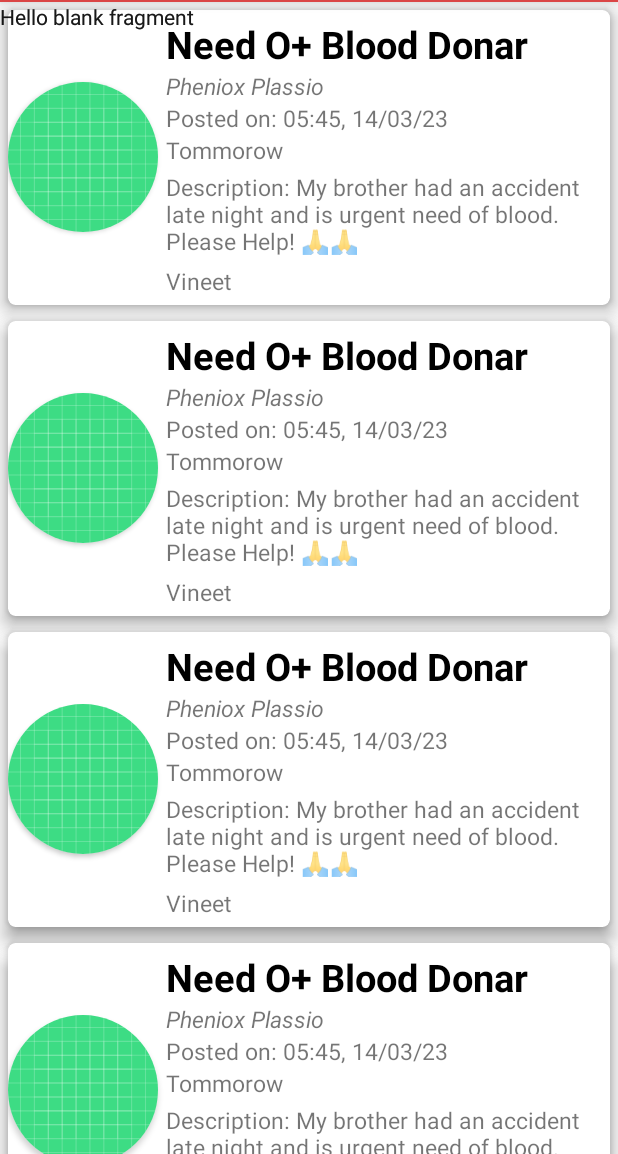
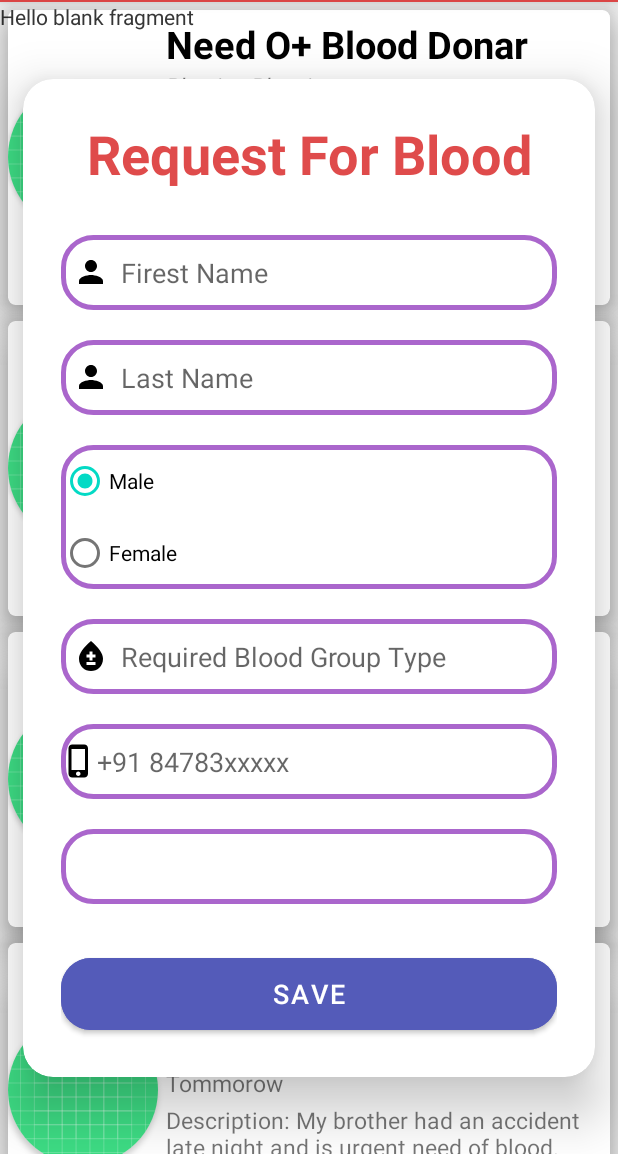
Before and after one commit to AndroidLord/BloodLink, an Android app: the HomeFragment screen opened directly, with no data from a screen before it, in the side drawer, after a tap on "Request Blood", on a phone screen of 412 x 824 dp, the part 82-1236 px from its top. Run offline under Robolectric (Android 15) with nearby library versions, the phone set to English and light mode, and no system bars.

Commit message:
fragment_request_blood.xml: Created the prototype layout of this fragment, check it guys

```diff
--- a/app/src/main/AndroidManifest.xml
+++ b/app/src/main/AndroidManifest.xml
@@ -31,7 +31,9 @@
             android:exported="false"/>
         <activity
             android:name=".LoginActivity"
-            android:exported="false" />
+            android:exported="false">
+
+        </activity>
     </application>
 
 </manifest>
--- /dev/null
+++ b/app/src/main/res/drawable/baseline_bloodtype_24.xml
@@ -0,0 +1,5 @@
+<vector android:height="24dp" android:tint="#000000"
+    android:viewportHeight="24" android:viewportWidth="24"
+    android:width="24dp" xmlns:android="http://schemas.android.com/apk/res/android">
+    <path android:fillColor="@android:color/white" android:pathData="M12,2c-5.33,4.55 -8,8.48 -8,11.8c0,4.98 3.8,8.2 8,8.2s8,-3.22 8,-8.2C20,10.48 17.33,6.55 12,2zM15,18H9v-2h6V18zM15,13h-2v2h-2v-2H9v-2h2V9h2v2h2V13z"/>
+</vector>
--- /dev/null
+++ b/app/src/main/res/drawable/baseline_email_24.xml
@@ -0,0 +1,5 @@
+<vector android:height="24dp" android:tint="#000000"
+    android:viewportHeight="24" android:viewportWidth="24"
+    android:width="24dp" xmlns:android="http://schemas.android.com/apk/res/android">
+    <path android:fillColor="@android:color/white" android:pathData="M20,4L4,4c-1.1,0 -1.99,0.9 -1.99,2L2,18c0,1.1 0.9,2 2,2h16c1.1,0 2,-0.9 2,-2L22,6c0,-1.1 -0.9,-2 -2,-2zM20,8l-8,5 -8,-5L4,6l8,5 8,-5v2z"/>
+</vector>
--- /dev/null
+++ b/app/src/main/res/drawable/baseline_phone_iphone_24.xml
@@ -0,0 +1,5 @@
+<vector android:height="24dp" android:tint="#000000"
+    android:viewportHeight="24" android:viewportWidth="24"
+    android:width="24dp" xmlns:android="http://schemas.android.com/apk/res/android">
+    <path android:fillColor="@android:color/white" android:pathData="M15.5,1h-8C6.12,1 5,2.12 5,3.5v17C5,21.88 6.12,23 7.5,23h8c1.38,0 2.5,-1.12 2.5,-2.5v-17C18,2.12 16.88,1 15.5,1zM11.5,22c-0.83,0 -1.5,-0.67 -1.5,-1.5s0.67,-1.5 1.5,-1.5 1.5,0.67 1.5,1.5 -0.67,1.5 -1.5,1.5zM16,18L7,18L7,4h9v14z"/>
+</vector>
--- a/app/src/main/res/layout/activity_create.xml
+++ b/app/src/main/res/layout/activity_create.xml
@@ -46,13 +46,10 @@
                 android:drawableStart="@drawable/baseline_person_24"
                 android:drawablePadding="8dp"
                 android:hint="@string/username"
+                android:inputType="textAutoComplete"
                 android:padding="8dp"
                 android:textColor="@color/black"
-                android:textColorHighlight="@color/cardview_dark_background"
-                android:inputType="textAutoComplete"/>
-
-
-
+                android:textColorHighlight="@color/cardview_dark_background" />
 
             <EditText
                 android:id="@+id/emailEditText_create"
--- a/app/src/main/res/layout/activity_splash.xml
+++ b/app/src/main/res/layout/activity_splash.xml
@@ -14,9 +14,6 @@ tools:context="SplashActivity">
     android:layout_width="wrap_content"
     android:layout_height="400dp"
     android:layout_marginTop="150dp"
-
-
-
     app:lottie_autoPlay="true"
     app:lottie_loop="false"
     app:lottie_rawRes="@raw/blood"
--- a/app/src/main/res/layout/fragment_request_blood.xml
+++ b/app/src/main/res/layout/fragment_request_blood.xml
@@ -1,14 +1,152 @@
 <?xml version="1.0" encoding="utf-8"?>
-<FrameLayout xmlns:android="http://schemas.android.com/apk/res/android"
+<LinearLayout
+    xmlns:android="http://schemas.android.com/apk/res/android"
+    xmlns:app="http://schemas.android.com/apk/res-auto"
     xmlns:tools="http://schemas.android.com/tools"
+    xmlns:card_view="http://schemas.android.com/apk/res-auto"
     android:layout_width="match_parent"
     android:layout_height="match_parent"
-    tools:context=".fragment.RequestBloodFragment">
+    android:orientation="vertical"
+    android:gravity="center"
+    tools:context=".MainActivity">
 
 
-    <TextView
+
+    <androidx.cardview.widget.CardView
         android:layout_width="match_parent"
-        android:layout_height="match_parent"
-        android:text="@string/hello_blank_fragment" />
+        android:layout_height="wrap_content"
+        android:layout_margin="15dp"
+        app:cardCornerRadius="20dp"
+        app:cardElevation="20dp"
+        android:background="@drawable/custom_edittext">
 
-</FrameLayout>
+
+
+            <LinearLayout
+                android:layout_width="match_parent"
+                android:layout_height="wrap_content"
+                android:orientation="vertical" />
+
+
+        <LinearLayout
+            android:layout_width="match_parent"
+            android:layout_height="wrap_content"
+            android:layout_gravity="center_horizontal"
+            android:orientation="vertical"
+            android:padding="25dp">
+
+            <TextView
+                android:id="@+id/titleTextView_login"
+                android:layout_width="match_parent"
+                android:layout_height="wrap_content"
+                android:text="@string/request_for_blood"
+                android:textAlignment="center"
+                android:textColor="@color/red"
+                android:textSize="36sp"
+                android:textStyle="bold" />
+
+            <EditText
+                android:id="@+id/firstname"
+                android:layout_width="match_parent"
+                android:layout_height="50dp"
+                android:layout_marginTop="30dp"
+                android:background="@drawable/custom_edittext"
+                android:drawableStart="@drawable/baseline_person_24"
+                android:drawablePadding="8dp"
+                android:hint="@string/firest_name"
+                android:padding="8dp"
+                android:textColor="@color/black"
+                android:textColorHighlight="@color/cardview_dark_background" />
+
+            <EditText
+                android:id="@+id/lastname"
+                android:layout_width="match_parent"
+                android:layout_height="50dp"
+                android:layout_marginTop="20dp"
+                android:background="@drawable/custom_edittext"
+                android:drawableStart="@drawable/baseline_person_24"
+                android:drawablePadding="8dp"
+                android:hint="@string/last_name"
+                android:padding="8dp"
+                android:textColor="@color/black"
+                android:textColorHighlight="@color/cardview_dark_background" />
+
+
+            <RadioGroup
+                android:layout_width="match_parent"
+                android:layout_height="wrap_content"
+                android:layout_marginTop="20dp"
+                android:background="@drawable/custom_edittext"
+                android:layout_centerInParent="true"
+                android:id="@+id/radioGroup">
+
+                <RadioButton
+                    android:id="@+id/radio_one"
+                    android:layout_width="wrap_content"
+                    android:layout_height="wrap_content"
+                    android:text="@string/male1"
+                    android:onClick="checkButton"
+                    android:checked="true"/>
+
+                <RadioButton
+                    android:id="@+id/radio_two"
+                    android:layout_width="wrap_content"
+                    android:layout_height="wrap_content"
+                    android:text="@string/female1"
+                    android:onClick="checkButton"/>
+
+
+
+            </RadioGroup>
+
+            <EditText
+                android:id="@+id/bloodgroup"
+                android:layout_width="match_parent"
+                android:layout_height="50dp"
+                android:layout_marginTop="20dp"
+                android:background="@drawable/custom_edittext"
+                android:drawableStart="@drawable/baseline_bloodtype_24"
+                android:drawablePadding="8dp"
+                android:hint="@string/required_blood_group_type"
+                android:padding="8dp"
+                android:textColor="@color/black"
+                android:textColorHighlight="@color/cardview_dark_background" />
+
+
+            <EditText
+                android:id="@+id/editTextPhone"
+                android:layout_width="match_parent"
+                android:layout_height="50dp"
+                android:layout_marginTop="20dp"
+                android:background="@drawable/custom_edittext"
+                android:drawableStart="@drawable/baseline_phone_iphone_24"
+                android:ems="10"
+                android:hint="@string/_91_84783xxxxx"
+                android:inputType="phone" />
+
+            <EditText
+                android:id="@+id/editTextTextEmailAddress"
+                android:layout_width="match_parent"
+                android:layout_height="50dp"
+                android:layout_marginTop="20dp"
+                android:background="@drawable/custom_edittext"
+                android:ems="10"
+                android:inputType="textEmailAddress" />
+
+            <Button
+                android:id="@+id/loginButton"
+                android:layout_width="match_parent"
+                android:layout_height="60dp"
+                android:layout_marginTop="30dp"
+                android:backgroundTint="@color/purple"
+                android:text="@string/save"
+                android:textSize="18sp"
+                app:cornerRadius="20dp" />
+
+
+
+
+        </LinearLayout>
+    </androidx.cardview.widget.CardView>
+
+</LinearLayout>
--- a/app/src/main/res/layout/patient_recycler_item.xml
+++ b/app/src/main/res/layout/patient_recycler_item.xml
@@ -3,7 +3,7 @@
     android:layout_width="match_parent"
     android:layout_height="wrap_content"
     android:layout_margin="5dp"
-    app:cardElevation="8dp"
+    app:cardElevation="20dp"
     app:cardCornerRadius="5dp"
     xmlns:app="http://schemas.android.com/apk/res-auto">
 
--- a/app/src/main/res/values/strings.xml
+++ b/app/src/main/res/values/strings.xml
@@ -12,4 +12,15 @@
     <string name="registered_login_here">Registered? Login here</string>
 
     <string name="hello_blank_fragment">Hello blank fragment</string>
+    <string name="request_for_blood">Request For Blood</string>
+    <string name="female">Female</string>
+    <string name="last_name">Last Name</string>
+    <string name="male">Male</string>
+    <string name="radiobutton">RadioButton</string>
+    <string name="firest_name">Firest Name</string>
+    <string name="male1">Male</string>
+    <string name="female1">Female</string>
+    <string name="required_blood_group_type">Required Blood Group Type</string>
+    <string name="save">Save</string>
+    <string name="_91_84783xxxxx">+91 84783xxxxx</string>
 </resources>
```
